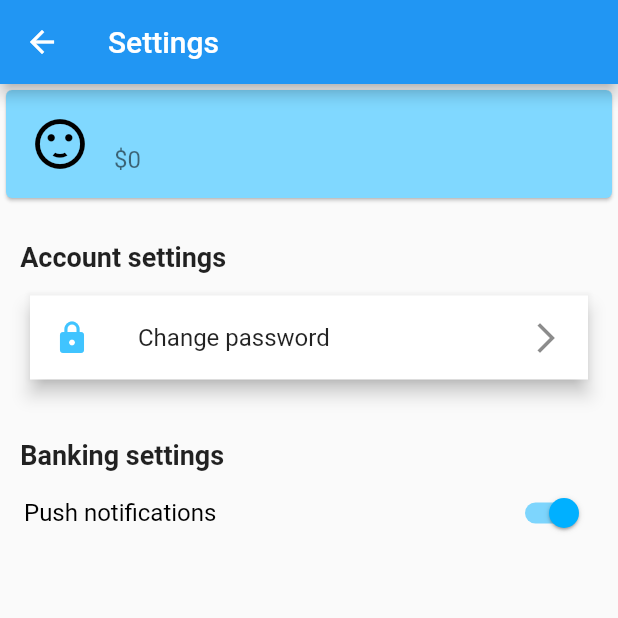
After one commit to dls422/HackPSUHalfies, a Flutter app: the SettingsPage screen opened directly, on a phone screen of 412 x 824 dp, the top half of it. The commit adds this screen. Run offline on Flutter 3.47's test engine with Material 2 defaults, Android fonts, the phone set to English and light mode, and no system bars; our stand-ins replace firebase_auth, firebase_core; accounts and stored records are empty.

Commit message:
I made it work better
lol

```diff
--- a/lib/main.dart
+++ b/lib/main.dart
@@ -67,3 +67,25 @@ class LandingPage extends StatelessWidget {
     );
   }
 }
+
+class Group {
+  Group({String name}){
+    this.name = name;
+  }
+
+  String name;
+  var members = <Account>{};
+  Account owner;
+
+  void addMember(Account account){
+    this.members.add(account);
+  }
+}
+
+class Account {
+  String name;
+
+  void setName(String name){
+    this.name = name;
+  }
+}
--- /dev/null
+++ b/lib/screens/settingspage.dart
@@ -0,0 +1,84 @@
+import 'package:firebase_auth/firebase_auth.dart';
+import 'package:firebase_core/firebase_core.dart';
+
+import 'package:flutter/material.dart';
+
+class SettingsPage extends StatefulWidget {
+  @override
+  _SettingsPageState createState() => _SettingsPageState();
+}
+
+class _SettingsPageState extends State<SettingsPage> {
+  bool _notifs = true;
+
+  @override
+  Widget build(BuildContext context) {
+    return Scaffold(
+      appBar: AppBar(
+        title: Text('Settings'),
+      ),
+      body: SingleChildScrollView(
+        child: Column(
+          crossAxisAlignment: CrossAxisAlignment.start,
+          children: <Widget>[
+            //Profile bar
+            Card(
+              color: Colors.lightBlueAccent[100],
+              child: ListTile(
+                  leading: Icon(Icons.sentiment_satisfied,
+                      size: 40, color: Colors.black),
+                  title: Text('${FirebaseAuth.instance.currentUser.email}',
+                      style: TextStyle(
+                        fontSize: 20,
+                      )),
+                  subtitle: Text("\$0",
+                      style: TextStyle(
+                        fontSize: 16,
+                      ))),
+            ),
+            //Change password button
+            const SizedBox(height: 25),
+            Text('   Account settings',
+                style: TextStyle(
+                  fontSize: 18,
+                  fontWeight: (FontWeight.bold),
+                )),
+            Card(
+                margin:
+                const EdgeInsets.symmetric(vertical: 15, horizontal: 20),
+                elevation: 5,
+                shape: RoundedRectangleBorder(),
+                child: Column(children: <Widget>[
+                  ListTile(
+                    title: Text('Change password'),
+                    leading:
+                    Icon(Icons.lock, color: Colors.lightBlueAccent[200]),
+                    trailing: Icon(Icons.arrow_forward_ios),
+                  )
+                ])),
+            const SizedBox(height: 25),
+            Text('   Banking settings',
+                style: TextStyle(
+                  fontSize: 18,
+                  fontWeight: (FontWeight.bold),
+                )),
+            SwitchListTile(
+              activeColor: Colors.lightBlueAccent[400],
+              inactiveThumbColor: Colors.grey,
+              value: _notifs,
+              title: Text(
+                'Push notifications',
+                style: TextStyle(color: Colors.black),
+              ),
+              onChanged: (bool value) {
+                setState(() {
+                  _notifs = value;
+                });
+              },
+            ),
+          ],
+        ),
+      ),
+    );
+  }
+}
```
Also changed, not shown: lib/screens/homepage.dart (+71 -7 lines), lib/screens/newgrouppage.dart (added, +17 -0 lines), pubspec.lock.
